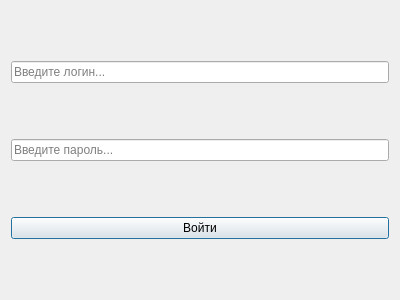
Before: the Qt Designer form authorization_window.ui in joparino/AccountingSystem, drawn with Qt 5.
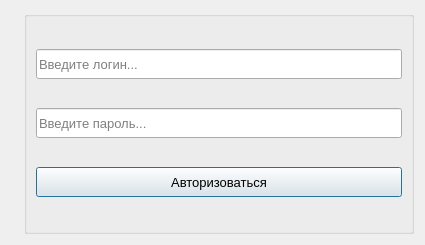
After: the same form once the commit is applied. Icons and pictures are not drawn.

Patch:
```diff
--- a/authorization_window.ui
+++ b/authorization_window.ui
@@ -6,36 +6,63 @@
    <rect>
     <x>0</x>
     <y>0</y>
-    <width>400</width>
-    <height>300</height>
+    <width>425</width>
+    <height>245</height>
    </rect>
   </property>
   <property name="windowTitle">
-   <string>Dialog</string>
+   <string>Авторизация</string>
+  </property>
+  <property name="windowIcon">
+   <iconset>
+    <normaloff>../icons/shop.png</normaloff>../icons/shop.png</iconset>
+  </property>
+  <property name="sizeGripEnabled">
+   <bool>false</bool>
+  </property>
+  <property name="modal">
+   <bool>false</bool>
   </property>
   <layout class="QGridLayout" name="gridLayout">
-   <item row="2" column="0">
-    <widget class="QPushButton" name="loginIn">
-     <property name="text">
-      <string>Войти</string>
-     </property>
-    </widget>
-   </item>
-   <item row="0" column="0">
+   <item row="0" column="1" rowspan="3">
     <layout class="QVBoxLayout" name="verticalLayout">
      <item>
+      <widget class="QGroupBox" name="groupBox">
+       <property name="title">
+        <string/>
+       </property>
+       <layout class="QGridLayout" name="gridLayout_2">
+        <item row="0" column="0">
       <widget class="QLineEdit" name="lineLogin">
+          <property name="minimumSize">
+           <size>
+            <width>0</width>
+            <height>30</height>
+           </size>
+          </property>
+          <property name="font">
+           <font>
+            <pointsize>10</pointsize>
+           </font>
+          </property>
        <property name="placeholderText">
         <string>Введите логин...</string>
        </property>
       </widget>
      </item>
-    </layout>
-   </item>
    <item row="1" column="0">
-    <layout class="QVBoxLayout" name="verticalLayout_2">
-     <item>
       <widget class="QLineEdit" name="linePassword">
+          <property name="minimumSize">
+           <size>
+            <width>0</width>
+            <height>30</height>
+           </size>
+          </property>
+          <property name="font">
+           <font>
+            <pointsize>10</pointsize>
+           </font>
+          </property>
        <property name="echoMode">
         <enum>QLineEdit::Password</enum>
        </property>
@@ -44,7 +71,38 @@
        </property>
       </widget>
      </item>
-    </layout>
+        <item row="2" column="0">
+         <widget class="QPushButton" name="loginIn">
+          <property name="minimumSize">
+           <size>
+            <width>0</width>
+            <height>30</height>
+           </size>
+          </property>
+          <property name="font">
+           <font>
+            <pointsize>10</pointsize>
+           </font>
+          </property>
+          <property name="text">
+           <string>Авторизоваться</string>
+          </property>
+         </widget>
+        </item>
+       </layout>
+      </widget>
+     </item>
+    </layout>
+   </item>
+   <item row="0" column="0" rowspan="3">
+    <widget class="QLabel" name="label">
+     <property name="text">
+      <string/>
+     </property>
+     <property name="pixmap">
+      <pixmap>../icons/identification (2).png</pixmap>
+     </property>
+    </widget>
    </item>
   </layout>
  </widget>
```
Left out of the diff: 19 changed lines with no effect on the pictures. Lines whose indentation alone changed are shown as unchanged.
